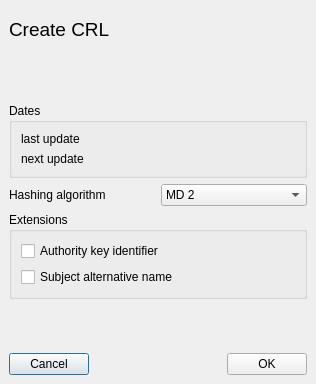
Old version of the form ui/NewCrl.ui in the repository chris2511/xca.
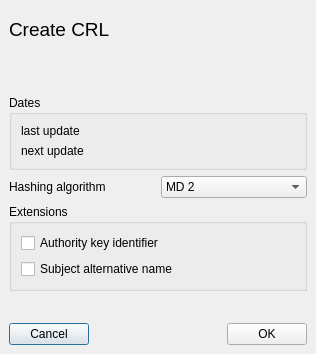
New version of the form. Custom widgets are drawn as their Qt base class.

What changed in the file:
```diff
--- a/ui/NewCrl.ui
+++ b/ui/NewCrl.ui
@@ -6,7 +6,7 @@
     <x>0</x>
     <y>0</y>
     <width>316</width>
-    <height>384</height>
+    <height>354</height>
    </rect>
   </property>
   <property name="windowTitle" >
```
